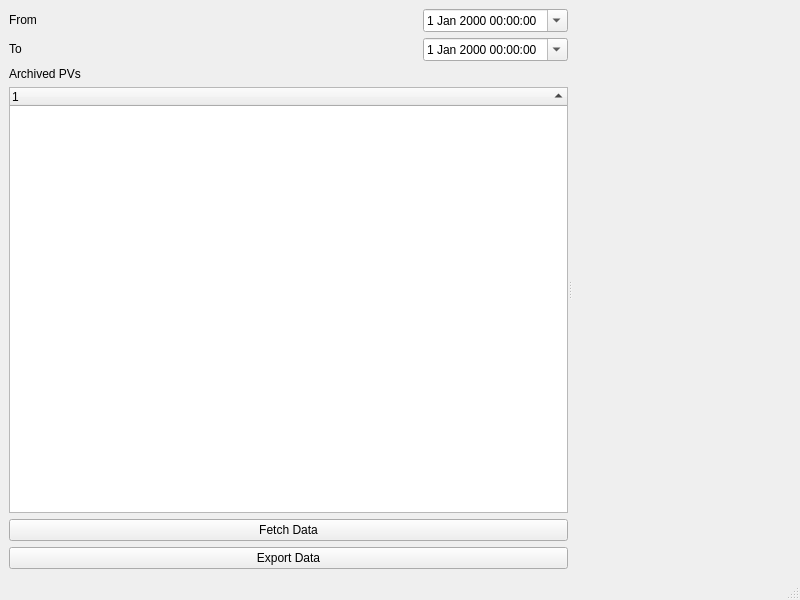
nayanbera/Archiver_Macros, file Archiver_Viewer.ui: the form before one commit.
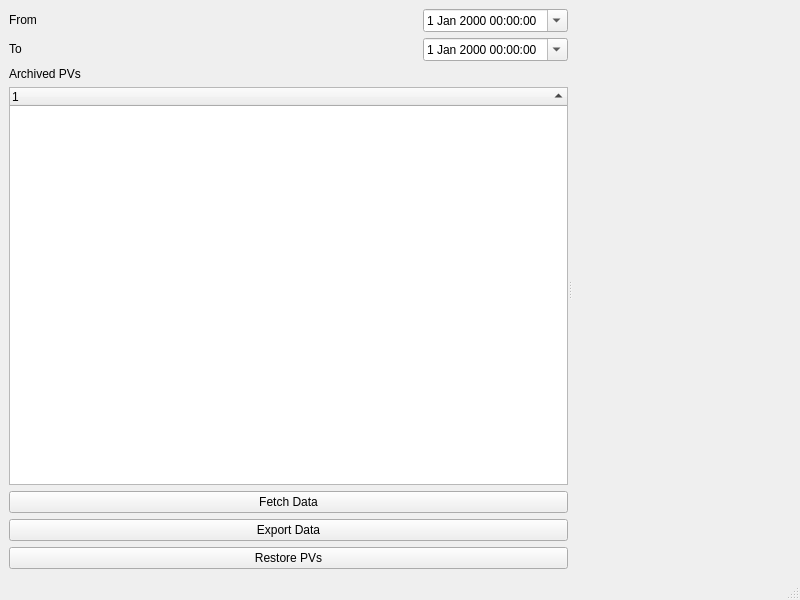
The form after the commit. Custom widgets are drawn as their Qt base class.

Commit message: Added Restore PVs from Archiver option

```diff
--- a/Archiver_Viewer.ui
+++ b/Archiver_Viewer.ui
@@ -20,7 +20,7 @@
       <property name="orientation">
        <enum>Qt::Horizontal</enum>
       </property>
-      <widget class="QWidget" name="">
+      <widget class="QWidget" name="layoutWidget">
        <layout class="QVBoxLayout" name="verticalLayout">
         <item>
          <layout class="QHBoxLayout" name="horizontalLayout">
@@ -160,6 +160,13 @@
           </property>
          </widget>
         </item>
+        <item>
+         <widget class="QPushButton" name="restorePVsPushButton">
+          <property name="text">
+           <string>Restore PVs</string>
+          </property>
+         </widget>
+        </item>
        </layout>
       </widget>
       <widget class="MplWidget" name="mplWidget" native="true">
```
Left out of the diff: 2 changed lines with no effect on the pictures. The commit also changes 3 other files.
